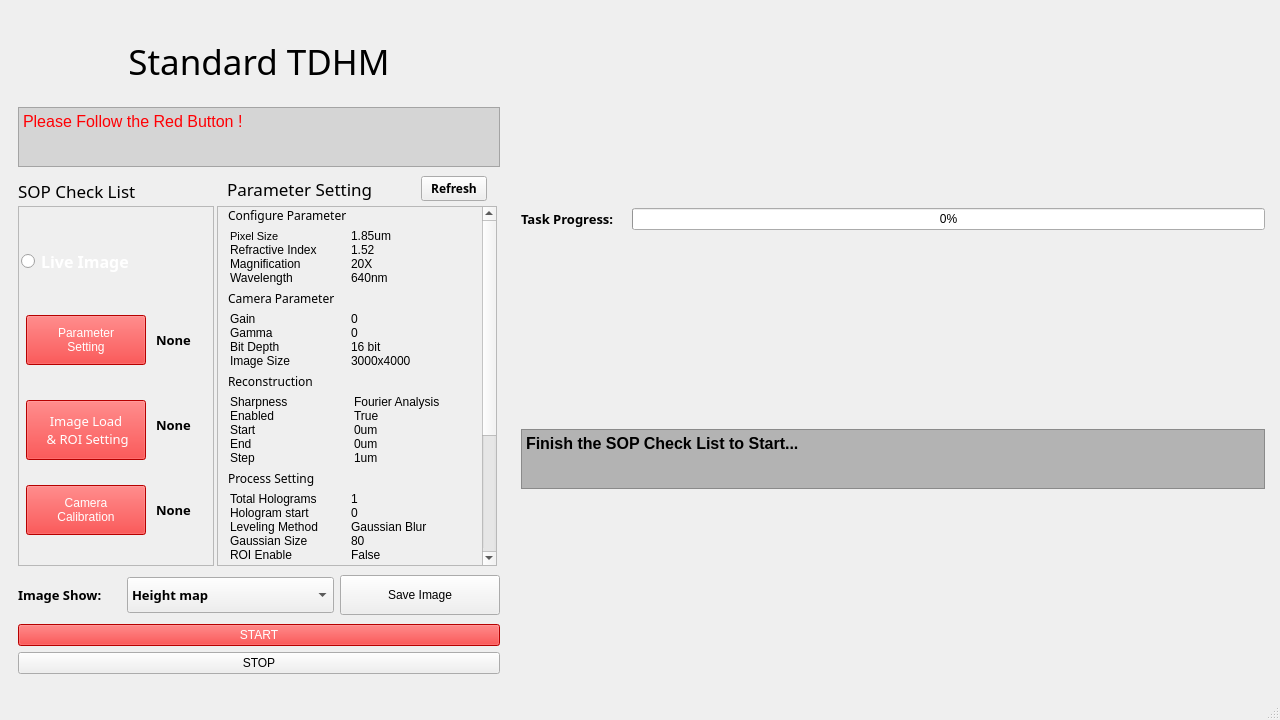
Qt form GUI Building/GUI/ui_files/std_main.ui (YipLab/DHM) before a commit.
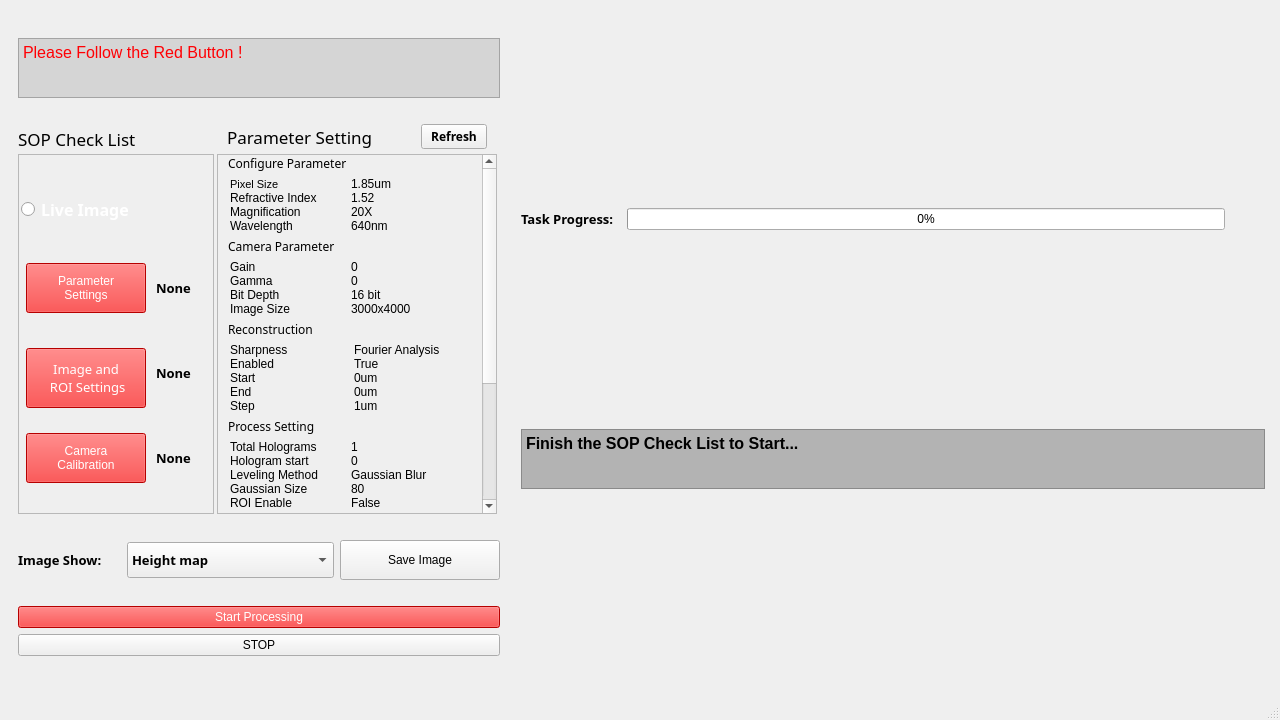
The same form after that commit.

The edit to the form file:
```diff
--- a/GUI Building/GUI/ui_files/std_main.ui
+++ b/GUI Building/GUI/ui_files/std_main.ui
@@ -35,42 +35,9 @@
         <height>16777215</height>
        </size>
       </property>
-      <layout class="QVBoxLayout" name="verticalLayout_3" stretch="2,4,2,2">
+      <layout class="QVBoxLayout" name="verticalLayout_3" stretch="2,0,2,2">
        <item>
         <layout class="QVBoxLayout" name="Label">
-         <item>
-          <widget class="QLabel" name="label_StandardTDHM_2">
-           <property name="maximumSize">
-            <size>
-             <width>16777215</width>
-             <height>80</height>
-            </size>
-           </property>
-           <property name="font">
-            <font>
-             <family>Arial Black</family>
-             <pointsize>26</pointsize>
-             <weight>10</weight>
-             <italic>false</italic>
-             <bold>false</bold>
-            </font>
-           </property>
-           <property name="autoFillBackground">
-            <bool>false</bool>
-           </property>
-           <property name="styleSheet">
-            <string notr="true">font: 87 26pt &quot;Arial Black&quot;;
-
-</string>
-           </property>
-           <property name="text">
-            <string>Standard TDHM</string>
-           </property>
-           <property name="alignment">
-            <set>Qt::AlignCenter</set>
-           </property>
-          </widget>
-         </item>
          <item>
           <widget class="QTextBrowser" name="instruction">
            <property name="minimumSize">
@@ -269,7 +236,7 @@
                   </property>
                   <property name="text">
                    <string>Parameter
-Setting</string>
+Settings</string>
                   </property>
                  </widget>
                 </item>
@@ -323,8 +290,8 @@
 background-color: rgb(255, 0, 0);</string>
                   </property>
                   <property name="text">
-                   <string>Image Load
- &amp;&amp; ROI Setting</string>
+                   <string>Image and 
+ ROI Settings</string>
                   </property>
                  </widget>
                 </item>
@@ -501,8 +468,8 @@
                <rect>
                 <x>0</x>
                 <y>0</y>
-                <width>257</width>
-                <height>544</height>
+                <width>279</width>
+                <height>609</height>
                </rect>
               </property>
               <property name="styleSheet">
@@ -1187,33 +1154,8 @@
         </layout>
        </item>
        <item>
-        <layout class="QVBoxLayout" name="verticalLayout_2">
-         <item>
-          <widget class="QPushButton" name="pushButton_start">
-           <property name="maximumSize">
-            <size>
-             <width>16777215</width>
-             <height>16777215</height>
-            </size>
-           </property>
-           <property name="mouseTracking">
-            <bool>false</bool>
-           </property>
-           <property name="styleSheet">
-            <string notr="true">color: rgb(255, 255, 255);
-font: 87 20pt &quot;Arial Black&quot;;
-background-color: rgb(255, 0, 0);
-</string>
-           </property>
-           <property name="text">
-            <string>START</string>
-           </property>
-           <property name="checkable">
-            <bool>false</bool>
-           </property>
-          </widget>
-         </item>
-         <item>
+        <layout class="QGridLayout" name="gridLayout">
+         <item row="1" column="0">
           <widget class="QPushButton" name="pushButton_stop">
            <property name="sizePolicy">
             <sizepolicy hsizetype="Preferred" vsizetype="Maximum">
@@ -1231,6 +1173,34 @@
            </property>
           </widget>
          </item>
+         <item row="0" column="1">
+          <layout class="QGridLayout" name="gridLayout_5"/>
+         </item>
+         <item row="0" column="0">
+          <widget class="QPushButton" name="pushButton_start">
+           <property name="maximumSize">
+            <size>
+             <width>16777215</width>
+             <height>16777215</height>
+            </size>
+           </property>
+           <property name="mouseTracking">
+            <bool>false</bool>
+           </property>
+           <property name="styleSheet">
+            <string notr="true">color: rgb(255, 255, 255);
+font: 87 20pt &quot;Arial Black&quot;;
+background-color: rgb(255, 0, 0);
+</string>
+           </property>
+           <property name="text">
+            <string>Start Processing</string>
+           </property>
+           <property name="checkable">
+            <bool>false</bool>
+           </property>
+          </widget>
+         </item>
         </layout>
        </item>
       </layout>
@@ -1257,7 +1227,7 @@
        <layout class="QVBoxLayout" name="figure_layout"/>
       </item>
       <item>
-       <layout class="QHBoxLayout" name="Progress" stretch="1,6">
+       <layout class="QHBoxLayout" name="Progress" stretch="1,6,0">
         <item>
          <widget class="QLabel" name="label_66">
           <property name="font">
@@ -1280,6 +1250,19 @@
           </property>
          </widget>
         </item>
+        <item>
+         <spacer name="horizontalSpacer">
+          <property name="orientation">
+           <enum>Qt::Horizontal</enum>
+          </property>
+          <property name="sizeHint" stdset="0">
+           <size>
+            <width>40</width>
+            <height>20</height>
+           </size>
+          </property>
+         </spacer>
+        </item>
        </layout>
       </item>
       <item>
```
Left out of the diff: 4 changed lines with no effect on the pictures.
